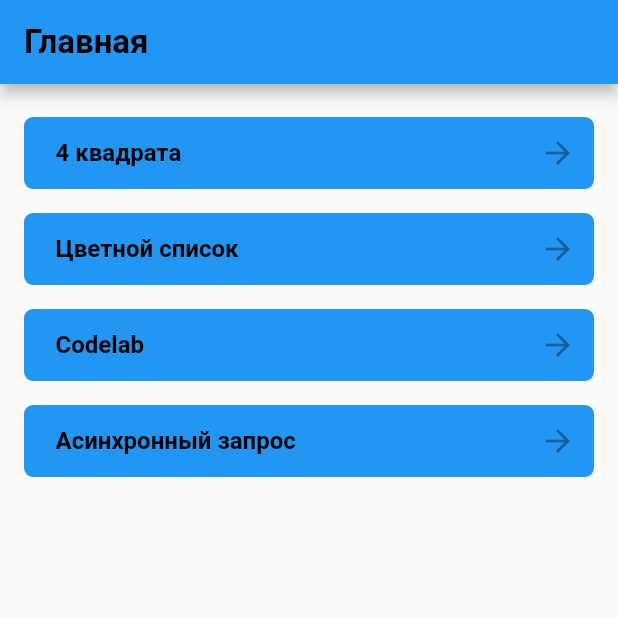
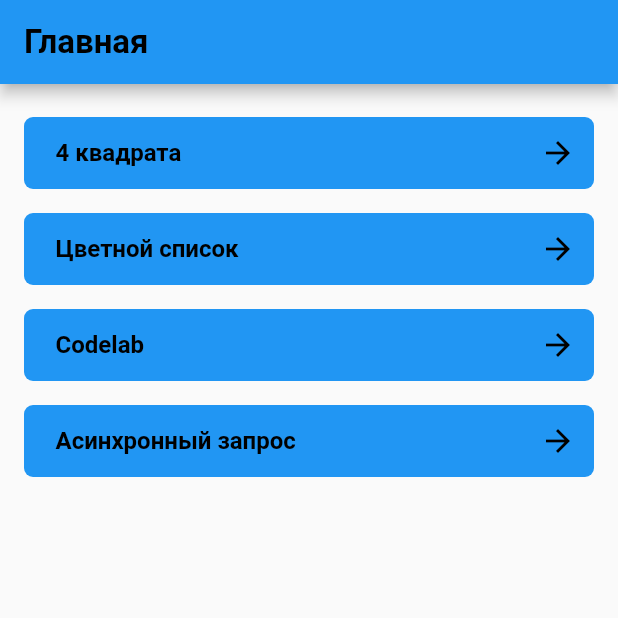
Before and after one commit to MirkoZorich/flutter_app, a Flutter app: the screen it shows after launch, on a phone screen of 412 x 824 dp, the top half of it. Run offline on Flutter 3.47's test engine with Material 2 defaults, Android fonts, the phone set to English and light mode, and no system bars.

Commit message:
Правка иконки

```diff
--- a/lib/main.dart
+++ b/lib/main.dart
@@ -79,14 +79,17 @@ class BlueContainer extends StatelessWidget {
             ),
           ),
           RotatedBox(
-            quarterTurns: 1,
+            quarterTurns: 2,
             child: IconButton(
               icon: Icon(
-                IconData(57504, fontFamily: 'MaterialIcons'),
+                  Icons.arrow_back,
+                  color: Colors.black,
+                  size: 24.0,
+                  semanticLabel: 'Some text',
+                ),
+              onPressed: null,
               ),
-              onPressed: null,
             ),
-          ),
         ],
       ),
     );
```
